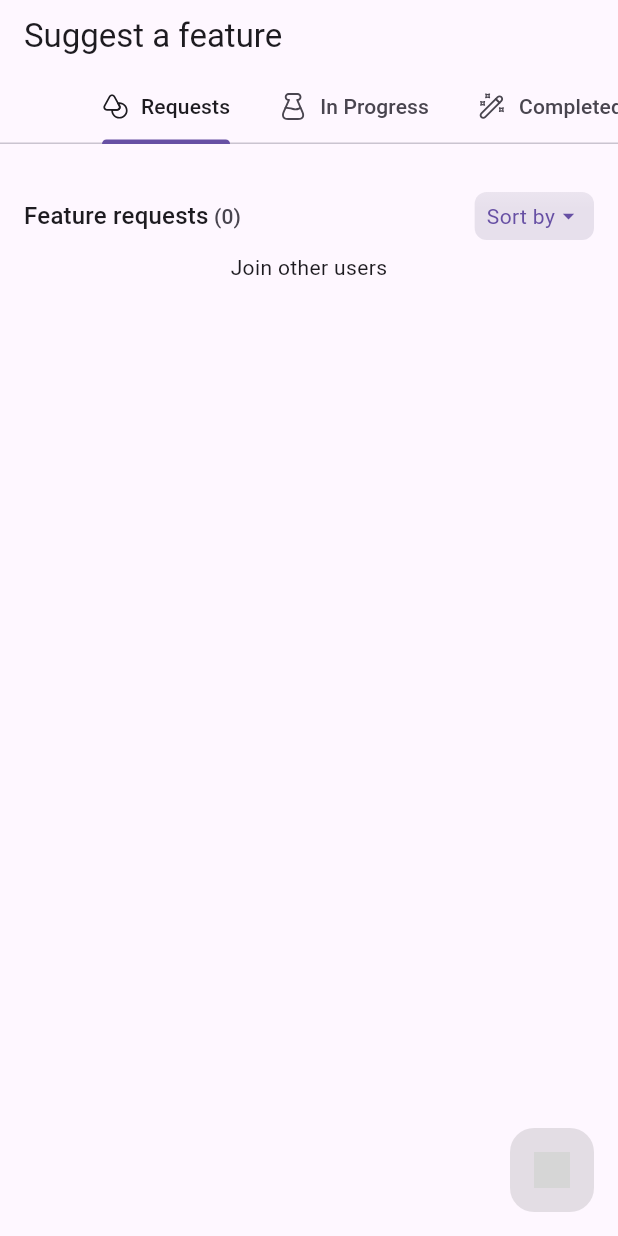
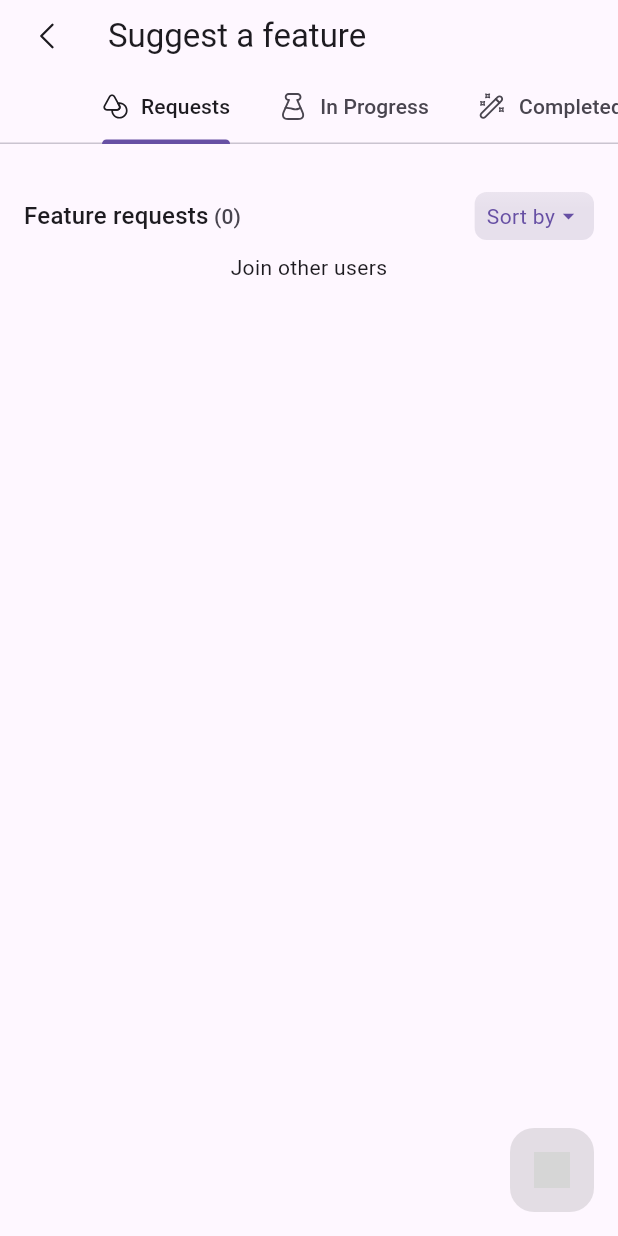
Before and after one commit to flutterwtf/Suggest-a-Feature, a Flutter app: the screen it shows after launch, on a phone screen of 412 x 824 dp. Run offline on Flutter 3.47's test engine with Material 2 defaults, Android fonts, the phone set to English and light mode, and no system bars; our stand-ins replace equatable, flutter_bloc, flutter_svg, wtf_sliding_sheet; statements that could not run were skipped; grey boxes are pictures that could not be loaded.

Commit message:
use AppBarTheme instead of custom app bar: remove cusomAppBar and use appBar actions and icon colors

```diff
--- a/example/lib/main.dart
+++ b/example/lib/main.dart
@@ -33,9 +33,6 @@ class MyApp extends StatelessWidget {
           userId: '1',
           isAdmin: true,
           adminSettings: _adminSettings,
-          customAppBar: const SuggestionsAppBar(
-            screenTitle: 'Suggest a feature',
-          ),
         ),
       ),
       localizationsDelegates: const [SuggestionsLocalizations.delegate],
--- a/lib/src/presentation/pages/suggestion/suggestion_page.dart
+++ b/lib/src/presentation/pages/suggestion/suggestion_page.dart
@@ -150,10 +150,12 @@ class _SuggestionPageState extends State<SuggestionPage> {
             ? SuggestionsIconButton(
                 onClick: cubit.openEditDeleteBottomSheet,
                 imageIcon: AssetStrings.penIconImage,
+                color: context.theme.appBarTheme.actionsIconTheme?.color,
               )
             : SuggestionsIconButton(
                 onClick: cubit.openNotificationBottomSheet,
                 imageIcon: AssetStrings.notificationsIconImage,
+                color: context.theme.appBarTheme.actionsIconTheme?.color,
               ),
       ),
     );
--- a/lib/src/presentation/pages/suggestions/suggestions_page.dart
+++ b/lib/src/presentation/pages/suggestions/suggestions_page.dart
@@ -8,6 +8,7 @@ import 'package:suggest_a_feature/src/presentation/pages/suggestions/suggestions
 import 'package:suggest_a_feature/src/presentation/pages/suggestions/widgets/suggestion_list.dart';
 import 'package:suggest_a_feature/src/presentation/pages/suggestions/widgets/suggestions_tab_bar.dart';
 import 'package:suggest_a_feature/src/presentation/pages/theme/theme_extension.dart';
+import 'package:suggest_a_feature/src/presentation/pages/widgets/appbar_widget.dart';
 import 'package:suggest_a_feature/src/presentation/pages/widgets/bottom_sheets/sorting_bottom_sheet.dart';
 import 'package:suggest_a_feature/src/presentation/pages/widgets/fab.dart';
 import 'package:suggest_a_feature/src/presentation/utils/assets_strings.dart';
@@ -40,8 +41,8 @@ class SuggestionsPage extends StatefulWidget {
   /// Callback returning the current user (SuggestionAuthor).
   final OnGetUserById onGetUserById;
 
-  /// Custom AppBar that will be displayed on the [SuggestionsPage].
-  final PreferredSizeWidget? customAppBar;
+  /// AppBar title that will be displayed on the [SuggestionsPage].
+  final String? appBarTitle;
 
   /// Administrator account settings that will be used instead of the user
   /// account if [isAdmin] == `true`.
@@ -62,7 +63,7 @@ class SuggestionsPage extends StatefulWidget {
     this.isAdmin = false,
     this.onSaveToGallery,
     this.onUploadMultiplePhotos,
-    this.customAppBar,
+    this.appBarTitle,
     this.imageHeaders,
     this.sortType = SortType.upvotes,
     super.key,
@@ -100,11 +101,11 @@ class _SuggestionsPageState extends State<SuggestionsPage> {
           return Stack(
             children: [
               Scaffold(
-                appBar: widget.customAppBar ??
-                    SuggestionsAppBar(
-                      onBackClick: Navigator.of(context).pop,
-                      screenTitle: context.localization.suggestAFeature,
-                    ),
+                appBar: SuggestionsAppBar(
+                  onBackClick: Navigator.of(context).pop,
+                  screenTitle: widget.appBarTitle ??
+                      context.localization.suggestAFeature,
+                ),
                 backgroundColor: context.theme.scaffoldBackgroundColor,
                 body: state.loading
                     ? const Center(child: CircularProgressIndicator())
--- a/lib/src/presentation/pages/widgets/appbar_widget.dart
+++ b/lib/src/presentation/pages/widgets/appbar_widget.dart
@@ -1,5 +1,4 @@
 import 'package:flutter/material.dart';
-import 'package:suggest_a_feature/src/presentation/pages/theme/theme_extension.dart';
 import 'package:suggest_a_feature/src/presentation/pages/widgets/suggestions_back_button.dart';
 import 'package:suggest_a_feature/src/presentation/utils/dimensions.dart';
 
@@ -22,17 +21,7 @@ class SuggestionsAppBar extends StatelessWidget implements PreferredSizeWidget {
   Widget build(BuildContext context) {
     return AppBar(
       leading: onBackClick != null
-          ? Padding(
-              padding: const EdgeInsets.only(
-                left: Dimensions.marginDefault,
-                right: Dimensions.marginSmall,
-              ),
-              child: SuggestionsBackButton(
-                onClick: onBackClick!,
-                pressedColor: theme.actionPressedColor,
-                color: context.theme.colorScheme.onBackground,
-              ),
-            )
+          ? SuggestionsBackButton(onClick: onBackClick!)
           : null,
       title: Text(screenTitle),
       actions: trailing != null ? <Widget>[trailing!] : null,
--- a/lib/src/presentation/pages/widgets/suggestions_back_button.dart
+++ b/lib/src/presentation/pages/widgets/suggestions_back_button.dart
@@ -1,46 +1,37 @@
 import 'package:flutter/material.dart';
 import 'package:flutter_svg/flutter_svg.dart';
+import 'package:suggest_a_feature/src/presentation/pages/theme/theme_extension.dart';
 import 'package:suggest_a_feature/src/presentation/utils/assets_strings.dart';
 import 'package:suggest_a_feature/src/presentation/utils/dimensions.dart';
 
-class SuggestionsBackButton extends StatefulWidget {
+class SuggestionsBackButton extends StatelessWidget {
   final VoidCallback onClick;
-  final Color color;
-  final Color pressedColor;
 
   const SuggestionsBackButton({
     required this.onClick,
-    required this.color,
-    required this.pressedColor,
     super.key,
   });
-
-  @override
-  State<SuggestionsBackButton> createState() => _SuggestionsBackButtonState();
-}
-
-class _SuggestionsBackButtonState extends State<SuggestionsBackButton> {
-  var _pressed = false;
-
-  void _onTap(bool value) => setState(() => _pressed = value);
 
   @override
   Widget build(BuildContext context) {
     return GestureDetector(
       behavior: HitTestBehavior.translucent,
-      onTap: widget.onClick,
-      onTapDown: (_) => _onTap(true),
-      onTapUp: (_) => _onTap(false),
-      onTapCancel: () => _onTap(false),
+      onTap: onClick,
       child: Padding(
-        padding: const EdgeInsets.all(Dimensions.marginMicro),
+        padding: const EdgeInsets.only(
+          top: Dimensions.marginMicro,
+          bottom: Dimensions.marginMicro,
+          left: Dimensions.marginDefault + Dimensions.marginMicro,
+          right: Dimensions.marginMiddle,
+        ),
         child: SvgPicture.asset(
           AssetStrings.backIconImage,
           package: AssetStrings.packageName,
           height: Dimensions.defaultSize,
           width: Dimensions.defaultSize,
           colorFilter: ColorFilter.mode(
-            _pressed ? widget.pressedColor : widget.color,
+            context.theme.appBarTheme.iconTheme?.color ??
+                context.theme.colorScheme.onBackground,
             BlendMode.srcIn,
           ),
         ),
--- a/lib/suggest_a_feature.dart
+++ b/lib/suggest_a_feature.dart
@@ -14,5 +14,4 @@ export 'src/domain/entities/suggestion_author.dart';
 export 'src/presentation/l10n/suggestions_localizations.dart';
 export 'src/presentation/pages/suggestions/suggestions_page.dart';
 export 'src/presentation/pages/theme/suggestions_theme.dart';
-export 'src/presentation/pages/widgets/appbar_widget.dart';
 export 'src/presentation/utils/typedefs.dart';
```
